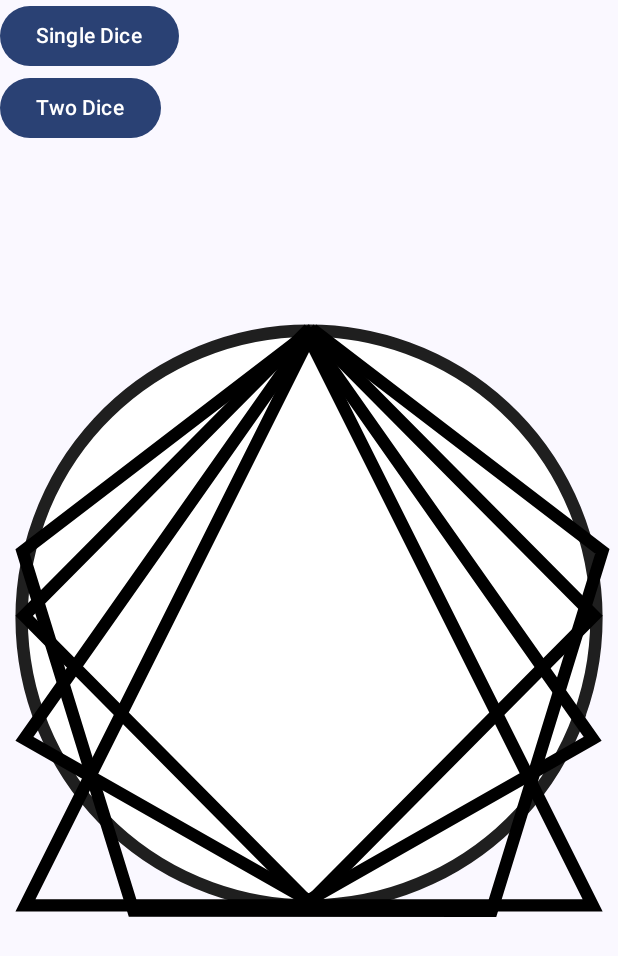
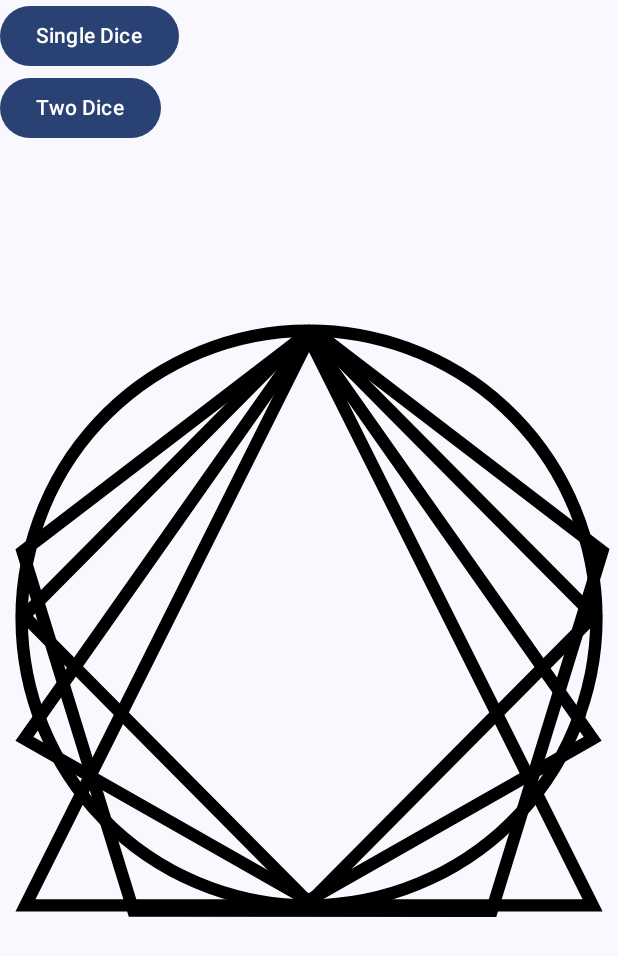
Before and after one commit to jameshnsears/Chance, an Android app built with Jetpack Compose: the screen it shows after launch (MainActivity), on a phone screen of 412 x 824 dp. Shown: the top 956 px of the screen. Run offline under Robolectric (Android 15) with nearby library versions, the phone set to English and light mode, and no system bars; our stand-ins replace Timber; libraries missing offline, so code that uses them is left out: coil.decode; 2 statements that could not run were skipped.

Commit message:
example of a displayed svg using coil

```diff
--- a/app/src/main/kotlin/com/github/jameshnsears/chance/MainActivity.kt
+++ b/app/src/main/kotlin/com/github/jameshnsears/chance/MainActivity.kt
@@ -86,9 +86,25 @@ class MainActivity : ComponentActivity() {
                         Image(
                             painter = rememberAsyncImagePainter(R.drawable.d12, imageLoader),
                             contentDescription = null,
-                            modifier = Modifier.fillMaxSize()
+                            modifier = Modifier.fillMaxSize() // TODO change this to fit inside!
                         )
                     }
+
+                    /*
+                                                    dice side # | dice side # | ...
+
+                                                    UTF-8 code  |
+                     throw # : cumulative side #'s
+                                                    Text        |
+
+                                                    SVG image   |
+
+
+                    Show throw #    = switch
+                    Show cumulative = switch
+                    Show side       = switch (always set, unless marking available)
+                    Show marking    = switch (only enabled if marking set; UTF-8 code/text/SVG image)
+                     */
 
                     /////////////////////
 
--- a/app/src/main/res/drawable/d2.xml
+++ b/app/src/main/res/drawable/d2.xml
@@ -6,6 +6,6 @@
   <path
       android:pathData="m93.71,65.91c-8.77,24.13 -35.46,36.57 -59.6,27.79C9.96,84.92 -2.47,58.22 6.32,34.11 15.1,9.97 41.78,-2.47 65.91,6.31c24.12,8.77 36.56,35.46 27.79,59.59z"
       android:strokeWidth="2"
-      android:fillColor="#ffffff"
-      android:strokeColor="#1f1f1f"/>
+      android:fillColor="#00000000"
+      android:strokeColor="#000000"/>
 </vector>
```
Also changed, not shown: app/src/main/resources/soldier.png (added), 1 other file.
